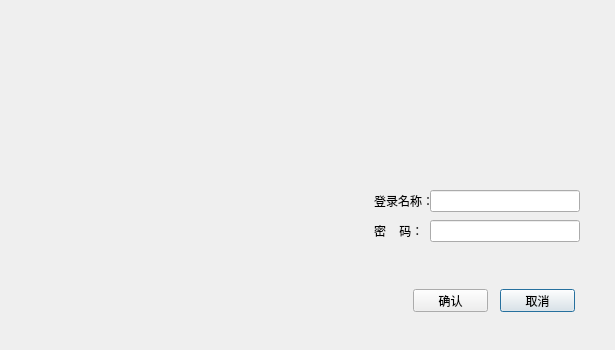
Qt form logindialog/logindialog.ui (YYC572652645/PatholoSystem) before a commit.
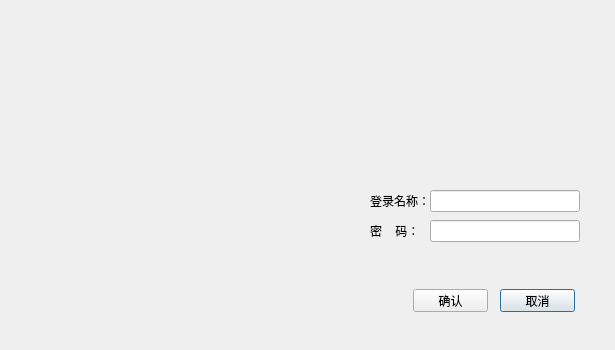
The same form after that commit. Icons and pictures are not drawn.

What changed in the file:
```diff
--- a/logindialog/logindialog.ui
+++ b/logindialog/logindialog.ui
@@ -82,7 +82,7 @@
   <widget class="QLabel" name="label_2">
    <property name="geometry">
     <rect>
-     <x>374</x>
+     <x>370</x>
      <y>220</y>
      <width>70</width>
      <height>22</height>
@@ -104,7 +104,7 @@
   <widget class="QLabel" name="label">
    <property name="geometry">
     <rect>
-     <x>374</x>
+     <x>370</x>
      <y>190</y>
      <width>70</width>
      <height>22</height>
```
